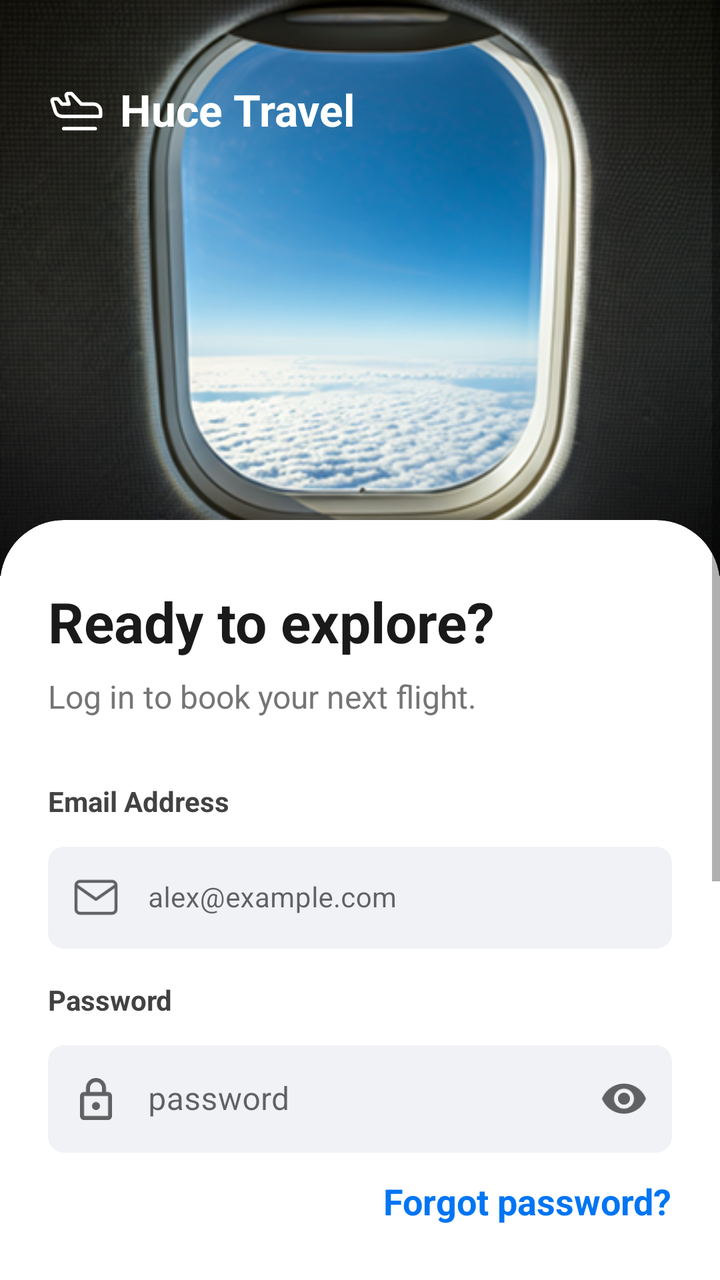
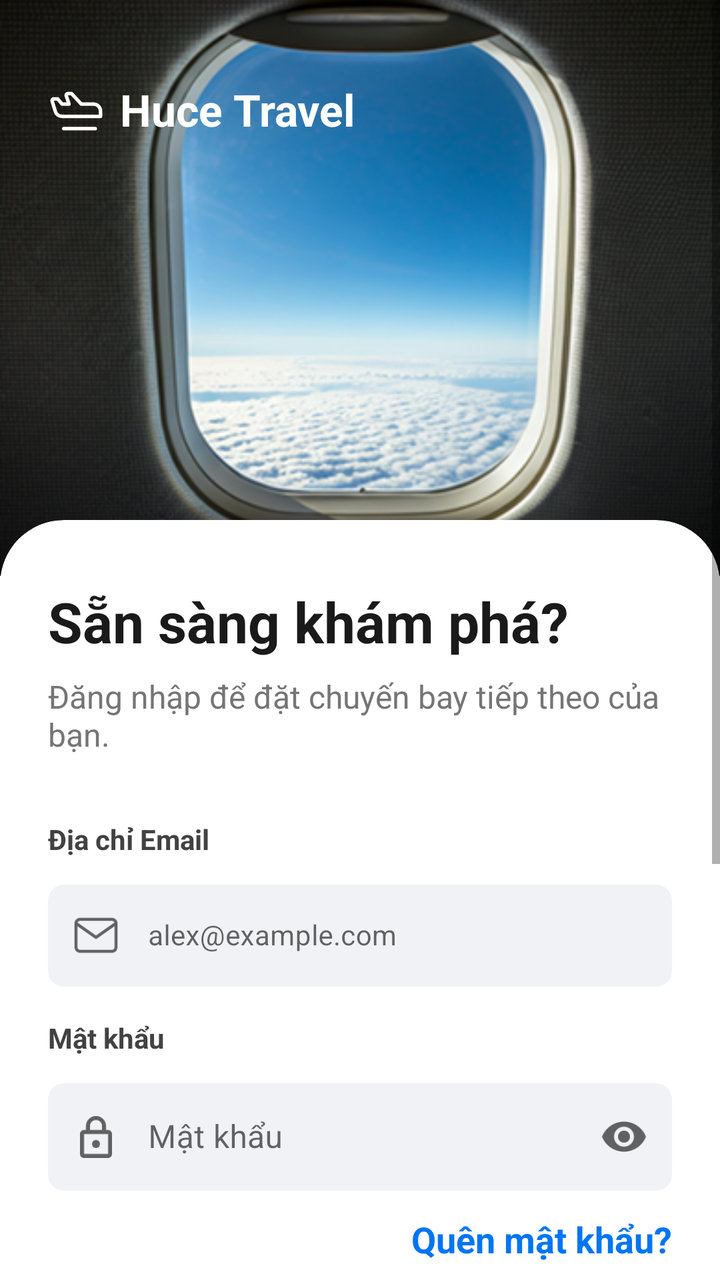

Compare the two renders of this Android layout. The source of the first and the diff that turns it into the second are given below.
<!-- AndroidManifest.xml: application theme Theme.FlightBookingApp -->
<!-- res/layout/activity_login.xml -->
<?xml version="1.0" encoding="utf-8"?>
<androidx.constraintlayout.widget.ConstraintLayout xmlns:android="http://schemas.android.com/apk/res/android"
    xmlns:app="http://schemas.android.com/apk/res-auto"
    xmlns:tools="http://schemas.android.com/tools"
    android:id="@+id/main"
    android:layout_width="match_parent"
    android:layout_height="match_parent"
    android:background="#FFFFFF"
    tools:context=".ui.view.activity.LoginActivity">

    <ImageView
        android:id="@+id/iv_bg_header"
        android:layout_width="match_parent"
        android:layout_height="0dp"
        android:scaleType="centerCrop"
        android:src="@drawable/login_img"
        app:layout_constraintHeight_percent="0.45"
        app:layout_constraintTop_toTopOf="parent" />
    <LinearLayout
        android:layout_width="wrap_content"
        android:layout_height="wrap_content"
        android:layout_marginStart="24dp"
        android:layout_marginTop="40dp"
        android:gravity="center_vertical"
        android:orientation="horizontal"
        app:layout_constraintStart_toStartOf="parent"
        app:layout_constraintTop_toTopOf="parent">

        <ImageView
            android:layout_width="28dp"
            android:layout_height="28dp"
            android:src="@drawable/ic_airplane"
            app:tint="#FFFFFF" />

        <TextView
            android:layout_width="wrap_content"
            android:layout_height="wrap_content"
            android:layout_marginStart="8dp"
            android:text="Huce Travel"
            android:textColor="#FFFFFF"
            android:textSize="22sp"
            android:textStyle="bold" />
    </LinearLayout>

    <ScrollView
        android:layout_width="match_parent"
        android:layout_height="match_parent"
        android:fillViewport="true"
        app:layout_constraintBottom_toBottomOf="parent"
        app:layout_constraintTop_toTopOf="parent">

        <LinearLayout
            android:layout_width="match_parent"
            android:layout_height="wrap_content"
            android:orientation="vertical">

            <View
                android:layout_width="match_parent"
                android:layout_height="260dp" />

            <com.google.android.material.card.MaterialCardView
                android:layout_width="match_parent"
                android:layout_height="wrap_content"
                android:layout_marginBottom="-32dp"
                app:cardBackgroundColor="#FFFFFF"
                app:cardCornerRadius="32dp"
                app:cardElevation="0dp">

                <androidx.constraintlayout.widget.ConstraintLayout
                    android:layout_width="match_parent"
                    android:layout_height="match_parent"
                    android:paddingHorizontal="24dp"
                    android:paddingTop="32dp"
                    android:paddingBottom="64dp">

                    <TextView
                        android:id="@+id/tv_signup_title"
                        android:layout_width="match_parent"
                        android:layout_height="wrap_content"
                        android:text="Ready to explore?"
                        android:textColor="#1A1A1A"
                        android:textSize="28sp"
                        android:textStyle="bold"
                        app:layout_constraintTop_toTopOf="parent" />

                    <TextView
                        android:id="@+id/tv_login_subtitle"
                        android:layout_width="match_parent"
                        android:layout_height="wrap_content"
                        android:layout_marginTop="8dp"
                        android:text="Log in to book your next flight."
                        android:textColor="#757575"
                        android:textSize="16sp"
                        app:layout_constraintTop_toBottomOf="@id/tv_signup_title" />

                    <TextView
                        android:id="@+id/tv_label_email"
                        android:layout_width="wrap_content"
                        android:layout_height="wrap_content"
                        android:layout_marginTop="32dp"
                        android:text="Email Address"
                        android:textColor="#424242"
                        android:textSize="@dimen/text_size_body"
                        android:textStyle="bold"
                        app:layout_constraintStart_toStartOf="parent"
                        app:layout_constraintTop_toBottomOf="@id/tv_login_subtitle" />

                    <com.google.android.material.textfield.TextInputLayout
                        android:id="@+id/til_email"
                        style="@style/Widget.MaterialComponents.TextInputLayout.OutlinedBox"
                        android:layout_width="match_parent"
                        android:layout_height="wrap_content"
                        android:layout_marginTop="8dp"
                        app:boxBackgroundColor="#F0F2F5"
                        app:boxCornerRadiusBottomEnd="8dp"
                        app:boxCornerRadiusBottomStart="8dp"
                        app:boxCornerRadiusTopEnd="8dp"
                        app:boxCornerRadiusTopStart="8dp"
                        app:boxStrokeWidth="0dp"
                        app:startIconDrawable="@drawable/ic_nav_inbox"
                        app:layout_constraintTop_toBottomOf="@id/tv_label_email">

                        <com.google.android.material.textfield.TextInputEditText
                            android:id="@+id/et_email"
                            android:layout_width="match_parent"
                            android:layout_height="wrap_content"
                            android:hint="alex@example.com"
                            android:focusable="true"
                            android:focusableInTouchMode="true"
                            android:inputType="textEmailAddress"
                            android:paddingVertical="16dp"
                            android:textColor="#1A1A1A"
                            android:paddingStart="50dp"
                            android:textSize="@dimen/text_size_body" />
                    </com.google.android.material.textfield.TextInputLayout>

                    <TextView
                        android:id="@+id/tv_label_password"
                        android:layout_width="wrap_content"
                        android:layout_height="wrap_content"
                        android:layout_marginTop="16dp"
                        android:text="Password"
                        android:textColor="#424242"
                        android:textSize="@dimen/text_size_body"
                        android:textStyle="bold"
                        app:layout_constraintStart_toStartOf="parent"
                        app:layout_constraintTop_toBottomOf="@id/til_email" />

                    <com.google.android.material.textfield.TextInputLayout
                        android:id="@+id/til_password"
                        style="@style/Widget.MaterialComponents.TextInputLayout.OutlinedBox"
                        android:layout_width="match_parent"
                        android:layout_height="wrap_content"
                        android:layout_marginTop="8dp"
                        app:boxBackgroundColor="#F0F2F5"
                        app:boxCornerRadiusBottomEnd="8dp"
                        app:boxCornerRadiusBottomStart="8dp"
                        app:boxCornerRadiusTopEnd="8dp"
                        app:boxCornerRadiusTopStart="8dp"
                        app:boxStrokeWidth="0dp"
                        app:endIconMode="password_toggle"
                        app:startIconDrawable="@drawable/ic_lock_signup"
                        app:layout_constraintTop_toBottomOf="@id/tv_label_password">

                        <com.google.android.material.textfield.TextInputEditText
                            android:id="@+id/et_password"
                            android:layout_width="match_parent"
                            android:layout_height="wrap_content"
                            android:hint="password"
                            android:inputType="textPassword"
                            android:paddingVertical="16dp"
                            android:textColor="#1A1A1A"
                            android:paddingStart="50dp" />
                    </com.google.android.material.textfield.TextInputLayout>

                    <TextView
                        android:id="@+id/tv_forgot_password"
                        android:layout_width="wrap_content"
                        android:layout_height="wrap_content"
                        android:layout_marginTop="12dp"
                        android:background="?attr/selectableItemBackground"
                        android:clickable="true"
                        android:focusable="true"
                        android:text="Forgot password?"
                        android:textColor="#0175F3"
                        android:textSize="@dimen/text_size_subtitle"
                        android:textStyle="bold"
                        app:layout_constraintEnd_toEndOf="parent"
                        app:layout_constraintTop_toBottomOf="@id/til_password" />

                    <com.google.android.material.button.MaterialButton
                        android:id="@+id/btn_login"
                        android:layout_width="match_parent"
                        android:layout_height="65dp"
                        android:layout_marginTop="24dp"
                        android:text="Login"
                        android:textAllCaps="false"
                        android:textSize="20dp"
                        android:textStyle="bold"
                        app:backgroundTint="#0175F3"
                        app:cornerRadius="28dp"
                        app:layout_constraintTop_toBottomOf="@id/tv_forgot_password" />

                    <LinearLayout
                        android:id="@+id/ll_divider"
                        android:layout_width="match_parent"
                        android:layout_height="wrap_content"
                        android:layout_marginTop="24dp"
                        android:gravity="center_vertical"
                        android:orientation="horizontal"
                        app:layout_constraintTop_toBottomOf="@id/btn_login">

                        <View
                            android:layout_width="0dp"
                            android:layout_height="1dp"
                            android:layout_weight="1"
                            android:background="#E0E0E0" />

                        <TextView
                            android:layout_width="wrap_content"
                            android:layout_height="wrap_content"
                            android:layout_marginHorizontal="16dp"
                            android:text="or continue with"
                            android:textColor="#9E9E9E"
                            android:textSize="@dimen/text_size_subtitle" />

                        <View
                            android:layout_width="0dp"
                            android:layout_height="1dp"
                            android:layout_weight="1"
                            android:background="#E0E0E0" />
                    </LinearLayout>

                    <com.google.android.material.button.MaterialButton
                        android:id="@+id/btn_google_login"
                        style="@style/Widget.MaterialComponents.Button.UnelevatedButton"
                        android:layout_width="match_parent"
                        android:layout_height="56dp"
                        android:layout_marginTop="24dp"
                        android:text="Continue with Google"
                        android:textAllCaps="false"
                        android:textColor="#1A1A1A"
                        android:textSize="18sp"
                        app:backgroundTint="#F4F6F9"
                        app:cornerRadius="28dp"
                        app:icon="@drawable/icons8_google"
                        app:iconGravity="textStart"
                        app:iconPadding="12dp"
                        app:iconTint="@null"
                        app:iconSize="25dp"
                        app:layout_constraintTop_toBottomOf="@id/ll_divider" />

                    <LinearLayout
                        android:layout_width="wrap_content"
                        android:layout_height="wrap_content"
                        android:layout_marginTop="40dp"
                        android:orientation="horizontal"
                        app:layout_constraintEnd_toEndOf="parent"
                        app:layout_constraintStart_toStartOf="parent"
                        app:layout_constraintTop_toBottomOf="@id/btn_google_login">

                        <TextView
                            android:layout_width="wrap_content"
                            android:layout_height="wrap_content"
                            android:text="Don't have an account? "
                            android:textColor="#757575"
                            android:textSize="18sp" />

                        <TextView
                            android:id="@+id/tv_create_account"
                            android:layout_width="wrap_content"
                            android:layout_height="wrap_content"
                            android:background="?attr/selectableItemBackground"
                            android:clickable="true"
                            android:focusable="true"
                            android:text="Sign up"
                            android:textColor="#0175F3"
                            android:textSize="20sp"
                            android:textStyle="bold" />
                    </LinearLayout>

                </androidx.constraintlayout.widget.ConstraintLayout>
            </com.google.android.material.card.MaterialCardView>
        </LinearLayout>
    </ScrollView>

    <ProgressBar
        android:id="@+id/progress_bar"
        android:layout_width="wrap_content"
        android:layout_height="wrap_content"
        android:visibility="gone"
        app:layout_constraintLeft_toLeftOf="parent"
        app:layout_constraintRight_toRightOf="parent"

        app:layout_constraintTop_toTopOf="parent"
        app:layout_constraintBottom_toBottomOf="parent"
        />
</androidx.constraintlayout.widget.ConstraintLayout>
<!-- resources referenced by this layout -->
<resources>
  <dimen name="text_size_body">14sp</dimen>
  <dimen name="text_size_subtitle">18sp</dimen>
  <!-- drawable ic_lock_signup (drawable) -->
  <vector xmlns:android="http://schemas.android.com/apk/res/android"
      android:width="16dp"
      android:height="21dp"
      android:viewportWidth="16"
      android:viewportHeight="21">
    <path
        android:pathData="M2,21C1.45,21 0.979,20.804 0.587,20.413C0.196,20.021 0,19.55 0,19V9C0,8.45 0.196,7.979 0.587,7.588C0.979,7.196 1.45,7 2,7H3V5C3,3.617 3.487,2.438 4.463,1.462C5.438,0.488 6.617,0 8,0C9.383,0 10.563,0.488 11.538,1.462C12.512,2.438 13,3.617 13,5V7H14C14.55,7 15.021,7.196 15.413,7.588C15.804,7.979 16,8.45 16,9V19C16,19.55 15.804,20.021 15.413,20.413C15.021,20.804 14.55,21 14,21H2ZM2,19H14V9H2V19ZM8,16C8.55,16 9.021,15.804 9.413,15.413C9.804,15.021 10,14.55 10,14C10,13.45 9.804,12.979 9.413,12.587C9.021,12.196 8.55,12 8,12C7.45,12 6.979,12.196 6.588,12.587C6.196,12.979 6,13.45 6,14C6,14.55 6.196,15.021 6.588,15.413C6.979,15.804 7.45,16 8,16ZM5,7H11V5C11,4.167 10.708,3.458 10.125,2.875C9.542,2.292 8.833,2 8,2C7.167,2 6.458,2.292 5.875,2.875C5.292,3.458 5,4.167 5,5V7Z"
        android:fillColor="#717786"/>
  </vector>
  <!-- drawable ic_nav_inbox (drawable) -->
  <vector xmlns:android="http://schemas.android.com/apk/res/android"
      android:width="24dp"
      android:height="24dp"
      android:viewportWidth="24"
      android:viewportHeight="24">
    <path
        android:pathData="M4,4H20C21.1,4 22,4.9 22,6V18C22,19.1 21.1,20 20,20H4C2.9,20 2,19.1 2,18V6C2,4.9 2.9,4 4,4Z"
        android:strokeLineJoin="round"
        android:strokeWidth="1.5"
        android:fillColor="#00000000"
        android:strokeColor="#CAE6FA"
        android:strokeLineCap="round"/>
    <path
        android:pathData="M22,6L12,13L2,6"
        android:strokeLineJoin="round"
        android:strokeWidth="1.5"
        android:fillColor="#00000000"
        android:strokeColor="#CAE6FA"
        android:strokeLineCap="round"/>
  </vector>
  <style name="Theme.FlightBookingApp" parent="Theme.MaterialComponents.DayNight.NoActionBar">
          
          <item name="colorPrimary">@color/purple_500</item>
          <item name="colorPrimaryVariant">@color/purple_700</item>
          <item name="colorOnPrimary">@color/white</item>
          
          <item name="colorSecondary">@color/teal_200</item>
          <item name="colorSecondaryVariant">@color/teal_700</item>
          <item name="colorOnSecondary">@color/black</item>
          
          <item name="android:statusBarColor">?attr/colorPrimaryVariant</item>
          
      </style>
  <color name="purple_500">#FF6200EE</color>
  <color name="purple_700">#FF3700B3</color>
  <color name="white">#FFFFFFFF</color>
  <color name="teal_200">#FF03DAC5</color>
  <color name="teal_700">#FF018786</color>
  <color name="black">#FF000000</color>
  <!-- unchanged entries left out for length: 3 -->
</resources>

<!-- the commit's change to res/layout/activity_login.xml (unified diff, before → after) -->
@@ -16,6 +16,7 @@
         android:src="@drawable/login_img"
         app:layout_constraintHeight_percent="0.45"
         app:layout_constraintTop_toTopOf="parent" />
+
     <LinearLayout
         android:layout_width="wrap_content"
         android:layout_height="wrap_content"
@@ -36,7 +37,7 @@
             android:layout_width="wrap_content"
             android:layout_height="wrap_content"
             android:layout_marginStart="8dp"
-            android:text="Huce Travel"
+            android:text="@string/app_brand_name"
             android:textColor="#FFFFFF"
             android:textSize="22sp"
             android:textStyle="bold" />
@@ -77,7 +78,7 @@
                         android:id="@+id/tv_signup_title"
                         android:layout_width="match_parent"
                         android:layout_height="wrap_content"
-                        android:text="Ready to explore?"
+                        android:text="@string/login_title_ready"
                         android:textColor="#1A1A1A"
                         android:textSize="28sp"
                         android:textStyle="bold"
@@ -88,7 +89,7 @@
                         android:layout_width="match_parent"
                         android:layout_height="wrap_content"
                         android:layout_marginTop="8dp"
-                        android:text="Log in to book your next flight."
+                        android:text="@string/login_subtitle_explore"
                         android:textColor="#757575"
                         android:textSize="16sp"
                         app:layout_constraintTop_toBottomOf="@id/tv_signup_title" />
@@ -98,7 +99,7 @@
                         android:layout_width="wrap_content"
                         android:layout_height="wrap_content"
                         android:layout_marginTop="32dp"
-                        android:text="Email Address"
+                        android:text="@string/label_email_address"
                         android:textColor="#424242"
                         android:textSize="@dimen/text_size_body"
                         android:textStyle="bold"
@@ -124,7 +125,7 @@
                             android:id="@+id/et_email"
                             android:layout_width="match_parent"
                             android:layout_height="wrap_content"
-                            android:hint="alex@example.com"
+                            android:hint="@string/hint_email_example"
                             android:focusable="true"
                             android:focusableInTouchMode="true"
                             android:inputType="textEmailAddress"
@@ -139,7 +140,7 @@
                         android:layout_width="wrap_content"
                         android:layout_height="wrap_content"
                         android:layout_marginTop="16dp"
-                        android:text="Password"
+                        android:text="@string/label_password"
                         android:textColor="#424242"
                         android:textSize="@dimen/text_size_body"
                         android:textStyle="bold"
@@ -166,7 +167,7 @@
                             android:id="@+id/et_password"
                             android:layout_width="match_parent"
                             android:layout_height="wrap_content"
-                            android:hint="password"
+                            android:hint="@string/hint_password"
                             android:inputType="textPassword"
                             android:paddingVertical="16dp"
                             android:textColor="#1A1A1A"
@@ -181,7 +182,7 @@
                         android:background="?attr/selectableItemBackground"
                         android:clickable="true"
                         android:focusable="true"
-                        android:text="Forgot password?"
+                        android:text="@string/link_forgot_password"
                         android:textColor="#0175F3"
                         android:textSize="@dimen/text_size_subtitle"
                         android:textStyle="bold"
@@ -193,7 +194,7 @@
                         android:layout_width="match_parent"
                         android:layout_height="65dp"
                         android:layout_marginTop="24dp"
-                        android:text="Login"
+                        android:text="@string/btn_login"
                         android:textAllCaps="false"
                         android:textSize="20dp"
                         android:textStyle="bold"
@@ -220,7 +221,7 @@
                             android:layout_width="wrap_content"
                             android:layout_height="wrap_content"
                             android:layout_marginHorizontal="16dp"
-                            android:text="or continue with"
+                            android:text="@string/text_or_continue_with"
                             android:textColor="#9E9E9E"
                             android:textSize="@dimen/text_size_subtitle" />
 
@@ -237,7 +238,7 @@
                         android:layout_width="match_parent"
                         android:layout_height="56dp"
                         android:layout_marginTop="24dp"
-                        android:text="Continue with Google"
+                        android:text="@string/btn_continue_with_google"
                         android:textAllCaps="false"
                         android:textColor="#1A1A1A"
                         android:textSize="18sp"
@@ -262,7 +263,7 @@
                         <TextView
                             android:layout_width="wrap_content"
                             android:layout_height="wrap_content"
-                            android:text="Don't have an account? "
+                            android:text="@string/text_dont_have_account"
                             android:textColor="#757575"
                             android:textSize="18sp" />
 
@@ -273,7 +274,7 @@
                             android:background="?attr/selectableItemBackground"
                             android:clickable="true"
                             android:focusable="true"
-                            android:text="Sign up"
+                            android:text="@string/link_sign_up"
                             android:textColor="#0175F3"
                             android:textSize="20sp"
                             android:textStyle="bold" />
@@ -291,8 +292,6 @@
         android:visibility="gone"
         app:layout_constraintLeft_toLeftOf="parent"
         app:layout_constraintRight_toRightOf="parent"
-
         app:layout_constraintTop_toTopOf="parent"
-        app:layout_constraintBottom_toBottomOf="parent"
-        />
+        app:layout_constraintBottom_toBottomOf="parent" />
 </androidx.constraintlayout.widget.ConstraintLayout>
<!-- resource entries referenced after the edit -->
@@ -33,6 +33,19 @@
         android:strokeColor="#CAE6FA"
         android:strokeLineCap="round"/>
   </vector>
+  <string name="app_brand_name">Huce Travel</string>
+  <string name="btn_continue_with_google">Tiếp tục với Google</string>
+  <string name="btn_login">Đăng nhập</string>
+  <string name="hint_email_example">alex@example.com</string>
+  <string name="hint_password">Mật khẩu</string>
+  <string name="label_email_address">Địa chỉ Email</string>
+  <string name="label_password">Mật khẩu</string>
+  <string name="link_forgot_password">Quên mật khẩu?</string>
+  <string name="link_sign_up">Đăng ký</string>
+  <string name="login_subtitle_explore">Đăng nhập để đặt chuyến bay tiếp theo của bạn.</string>
+  <string name="login_title_ready">Sẵn sàng khám phá?</string>
+  <string name="text_dont_have_account">Bạn chưa có tài khoản? </string>
+  <string name="text_or_continue_with">hoặc tiếp tục với</string>
   <style name="Theme.FlightBookingApp" parent="Theme.MaterialComponents.DayNight.NoActionBar">
           
           <item name="colorPrimary">@color/purple_500</item>
